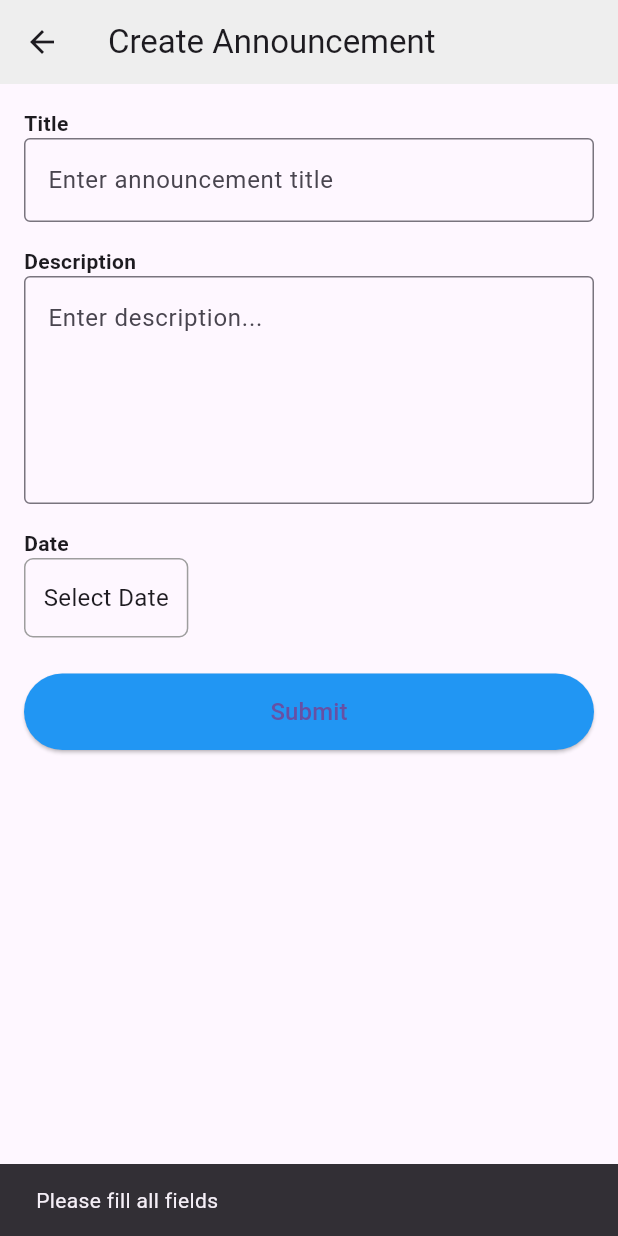
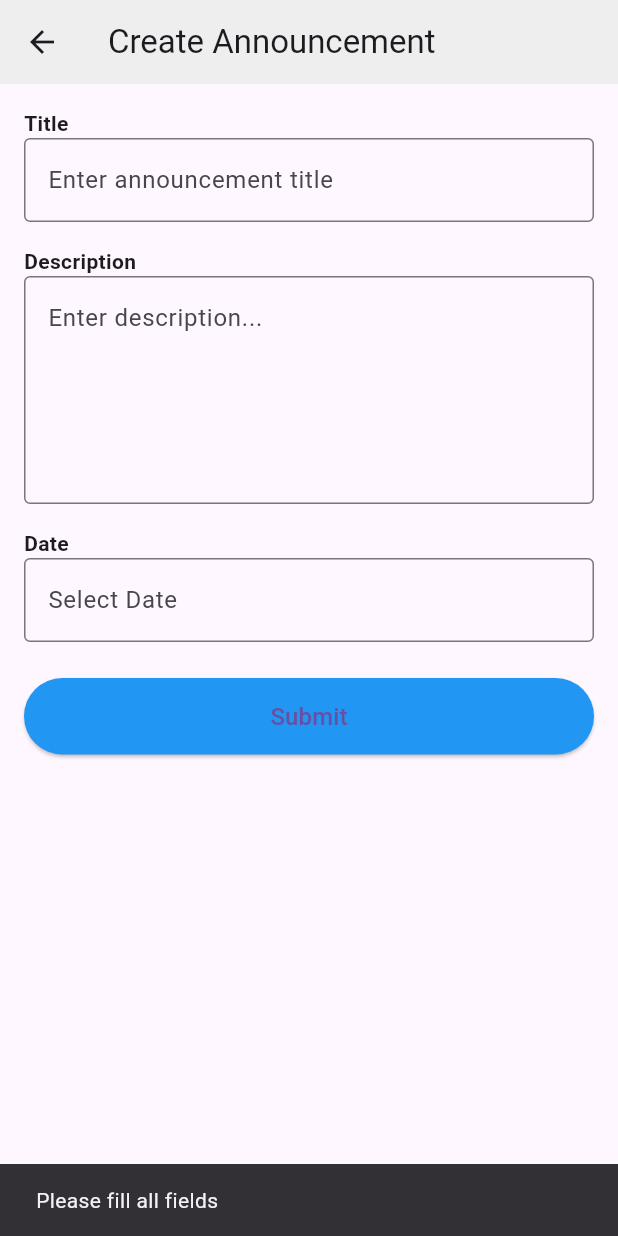
Before and after one commit to AzfarSharifuddin/CScore, a Flutter app: the CreateAnnouncementPage screen opened directly, after a tap on "Submit", on a phone screen of 412 x 824 dp. Run offline on Flutter 3.47's test engine with Material 3 defaults, Android fonts, the phone set to English and light mode, and no system bars; our stand-ins replace chewie, cloud_firestore, dio, firebase_auth, firebase_core, open_filex and 1 more; missing offline and left inert: pdfx; accounts and stored records are empty; network calls fail; statements that could not run were skipped.

Commit message:
update109

```diff
--- a/cscore/lib/DashboardModule/Screens/create_announcement.dart
+++ b/cscore/lib/DashboardModule/Screens/create_announcement.dart
@@ -11,6 +11,9 @@ class CreateAnnouncementPage extends StatefulWidget {
 class _CreateAnnouncementPageState extends State<CreateAnnouncementPage> {
   final TextEditingController _titleController = TextEditingController();
   final TextEditingController _descriptionController = TextEditingController();
+  final TextEditingController _dateController =
+      TextEditingController(); // ✅ New controller
+
   DateTime? _selectedDate;
 
   void _pickDate() async {
@@ -24,6 +27,8 @@ class _CreateAnnouncementPageState extends State<CreateAnnouncementPage> {
     if (picked != null) {
       setState(() {
         _selectedDate = picked;
+        _dateController.text =
+            "${picked.day}/${picked.month}/${picked.year}"; // ✅ Update text field display
       });
     }
   }
@@ -31,8 +36,9 @@ class _CreateAnnouncementPageState extends State<CreateAnnouncementPage> {
   Future<void> _submitAnnouncement() async {
     String title = _titleController.text.trim();
     String desc = _descriptionController.text.trim();
+    String date = _dateController.text.trim();
 
-    if (title.isEmpty || desc.isEmpty || _selectedDate == null) {
+    if (title.isEmpty || desc.isEmpty || date.isEmpty) {
       ScaffoldMessenger.of(
         context,
       ).showSnackBar(const SnackBar(content: Text("Please fill all fields")));
@@ -42,8 +48,7 @@ class _CreateAnnouncementPageState extends State<CreateAnnouncementPage> {
     await FirebaseFirestore.instance.collection('Announcements').add({
       'Title': title,
       'Description': desc,
-      'Date':
-          "${_selectedDate!.day}/${_selectedDate!.month}/${_selectedDate!.year}",
+      'Date': date,
       'createdAt': Timestamp.now(),
     });
 
@@ -51,7 +56,7 @@ class _CreateAnnouncementPageState extends State<CreateAnnouncementPage> {
       const SnackBar(content: Text("Announcement Created Successfully")),
     );
 
-    Navigator.pop(context);
+    Navigator.pop(context); // ✅ Go back to dashboard
   }
 
   @override
@@ -94,23 +99,15 @@ class _CreateAnnouncementPageState extends State<CreateAnnouncementPage> {
             const SizedBox(height: 16),
 
             const Text("Date", style: TextStyle(fontWeight: FontWeight.bold)),
-            GestureDetector(
+
+            // ✅ FIXED DATE PICKER (READ ONLY FIELD)
+            TextField(
+              controller: _dateController,
+              readOnly: true,
               onTap: _pickDate,
-              child: Container(
-                padding: const EdgeInsets.symmetric(
-                  horizontal: 12,
-                  vertical: 14,
-                ),
-                decoration: BoxDecoration(
-                  border: Border.all(color: Colors.grey),
-                  borderRadius: BorderRadius.circular(6),
-                ),
-                child: Text(
-                  _selectedDate == null
-                      ? "Select Date"
-                      : "${_selectedDate!.day}/${_selectedDate!.month}/${_selectedDate!.year}",
-                  style: const TextStyle(fontSize: 16),
-                ),
+              decoration: const InputDecoration(
+                border: OutlineInputBorder(),
+                hintText: "Select Date",
               ),
             ),
 
```
